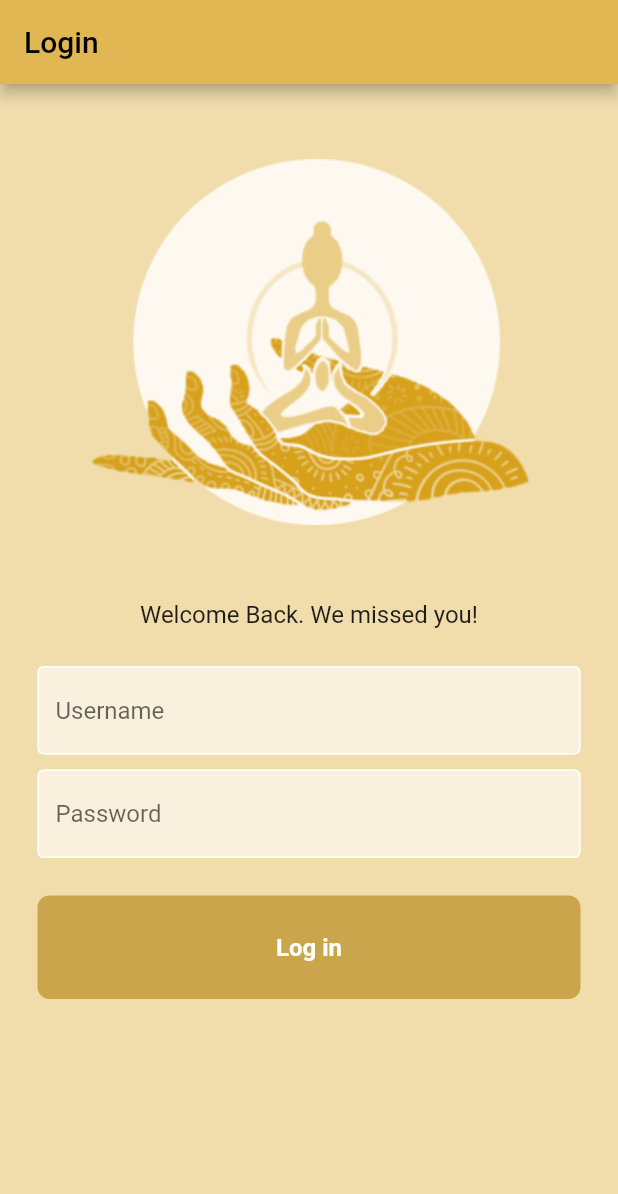
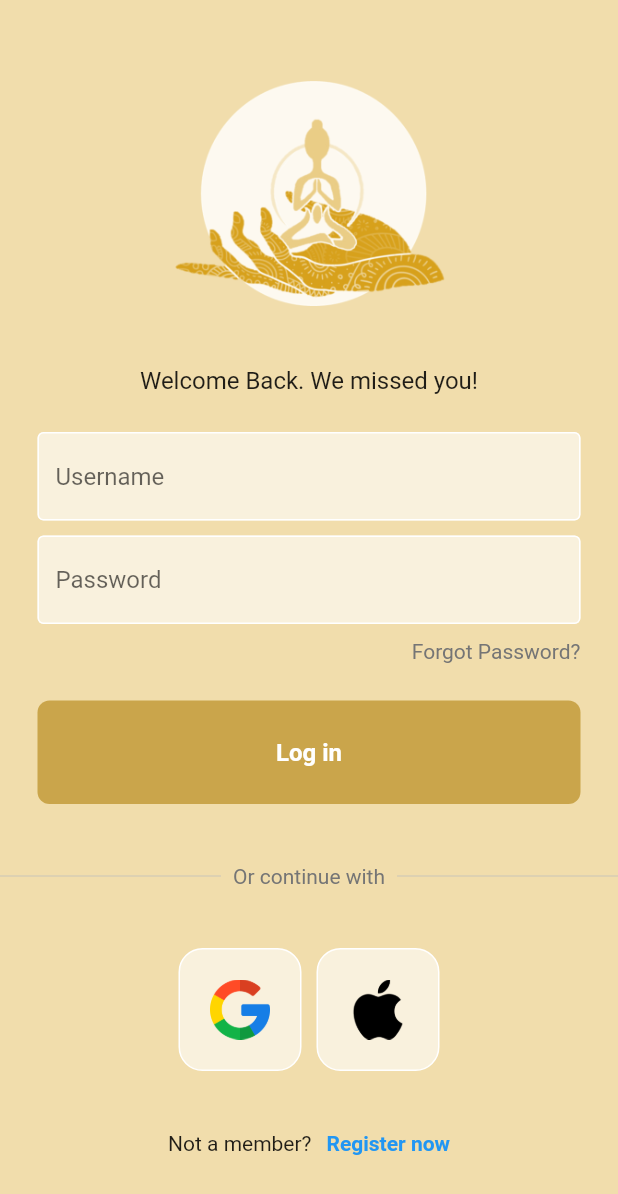
Before and after one commit to mtourne/LiftMeUp, a Flutter app: the screen it shows after launch, on a phone screen of 412 x 824 dp. Shown: the top 1194 px of the screen. Run offline on Flutter 3.47's test engine with Material 2 defaults, Android fonts, the light colour scheme and no system bars; our stand-ins replace firebase_auth, firebase_core; accounts and stored records are empty.

Commit message:
adding login with google / apple button. Sign up text

```diff
--- /dev/null
+++ b/liftme_app/lib/components/square_tile.dart
@@ -0,0 +1,25 @@
+import 'package:flutter/material.dart';
+
+import '../constants.dart';
+
+
+class SquareTile extends StatelessWidget {
+  final String imagePath;
+  const SquareTile({
+    super.key,
+    required this.imagePath,
+  });
+
+  @override
+  Widget build(BuildContext context) {
+    return Container(
+      padding: EdgeInsets.all(20),
+      decoration: BoxDecoration(
+        border: Border.all(color: Colors.white),
+        borderRadius: BorderRadius.circular(16),
+        color: kColorSwatch.shade100,
+      ),
+      child: Image.asset(imagePath, height: 40),
+    );
+  }
+}
--- a/liftme_app/lib/pages/login_page.dart
+++ b/liftme_app/lib/pages/login_page.dart
@@ -3,6 +3,7 @@ import 'package:firebase_auth/firebase_auth.dart';
 
 import '../components/my_textfield.dart';
 import '../components/my_button.dart';
+import '../components/square_tile.dart';
 
 
 class LoginPage extends StatefulWidget {
@@ -68,21 +69,24 @@ class _LoginPageState extends State<LoginPage> {
     @override
     Widget build(BuildContext context) {
         return Scaffold(
-        appBar: AppBar(
-            title: Text('Login'),
-        ),
+        // appBar: AppBar(
+        //     title: Text('Login'),
+        // ),
 
         // safe area makes sure to avoid the screen notch
         body: SafeArea(
             child: Center(
+                child: SingleChildScrollView(
                   child: Column(
                       children: [
-                        SizedBox(height: 50),
                           // logo
                           // TODO (mtourne): couldn't make the svg format work. used PNG
                           // SvgPicture.asset('assets/icons/logo_large-optimized.svg'),
-                        Image.asset('assets/icons/logo_large.png', scale: 1.0),
-                        const SizedBox(height: 50),
+                          Image.asset(
+                              'assets/icons/logo_large.png',
+                              height: 150,
+                          ),
+                          const SizedBox(height: 40),
 
                           // welcome back
                           const Text(
@@ -105,7 +109,20 @@ class _LoginPageState extends State<LoginPage> {
                               hintText: 'Password',
                               obscureText: true,
                           ),
-                        // TODO (mtourne): add forgot password
+                          const SizedBox(height: 10),
+
+
+                          // forgot password
+                          Padding(
+                            padding: const EdgeInsets.symmetric(horizontal: 25.0),
+                            child: Row(
+                                mainAxisAlignment: MainAxisAlignment.end,
+                                children: [
+                                    Text("Forgot Password?",
+                                    style: TextStyle(color: Colors.grey[600]),
+                                    ),
+                            ],),
+                          ),
 
                           const SizedBox(height: 25),
 
@@ -114,8 +131,55 @@ class _LoginPageState extends State<LoginPage> {
                               text: "Log in",
                               onTap: signUserIn,
                           ),
+                          const SizedBox(height: 40),
 
                           // or continue with google / apple sign in.
+                          Row(
+                            children: [
+                              Expanded(
+                                child: Divider(
+                                  thickness: 0.5,
+                                  color: Colors.grey[400],
+                                ),
+                              ),
+
+                              Padding(
+                                padding: const EdgeInsets.symmetric(horizontal: 8.0),
+                                child: Text('Or continue with',
+                                  style: TextStyle(color: Colors.grey[600]),
+                                ),
+                              ),
+
+                              Expanded(
+                                child: Divider(
+                                  thickness: 0.5,
+                                  color: Colors.grey[400],
+                                ),
+                              ),
+
+                            ],
+                          ),
+                          const SizedBox(height: 40),
+
+                          Row(
+                            mainAxisAlignment: MainAxisAlignment.center,
+                            children: [
+                                SquareTile(imagePath: 'assets/icons/google.png'),
+                                SizedBox(width: 10),
+                                SquareTile(imagePath: 'assets/icons/apple.png'),
+                          ],),
+
+                          const SizedBox(height: 40),
+
+                          Row(
+                            mainAxisAlignment: MainAxisAlignment.center ,
+                            children: [
+                            Text('Not a member?'),
+                            SizedBox(width: 10),
+                            Text('Register now', style: TextStyle(
+                                color: Colors.blue,
+                                fontWeight: FontWeight.bold)),
+                          ],)
 
                           // not a member? sign up
 
@@ -123,6 +187,7 @@ class _LoginPageState extends State<LoginPage> {
                   ),
                 ),
             ),
+        ),
         );
     }
 }
```
Lines whose indentation alone changed are shown as unchanged.
